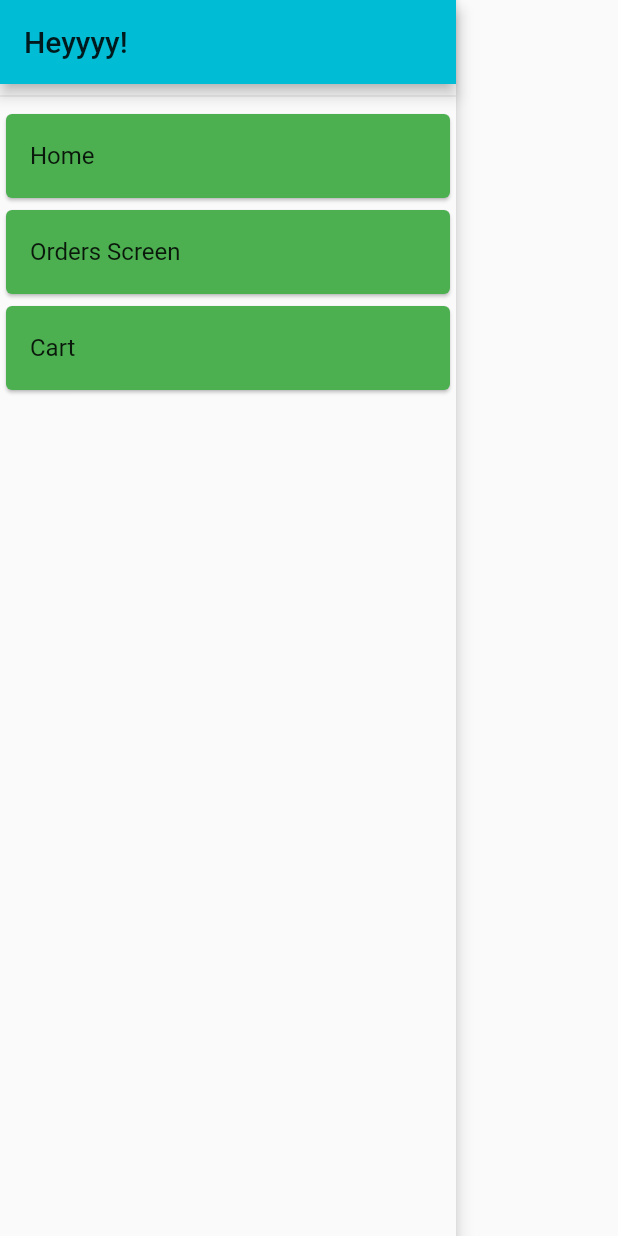
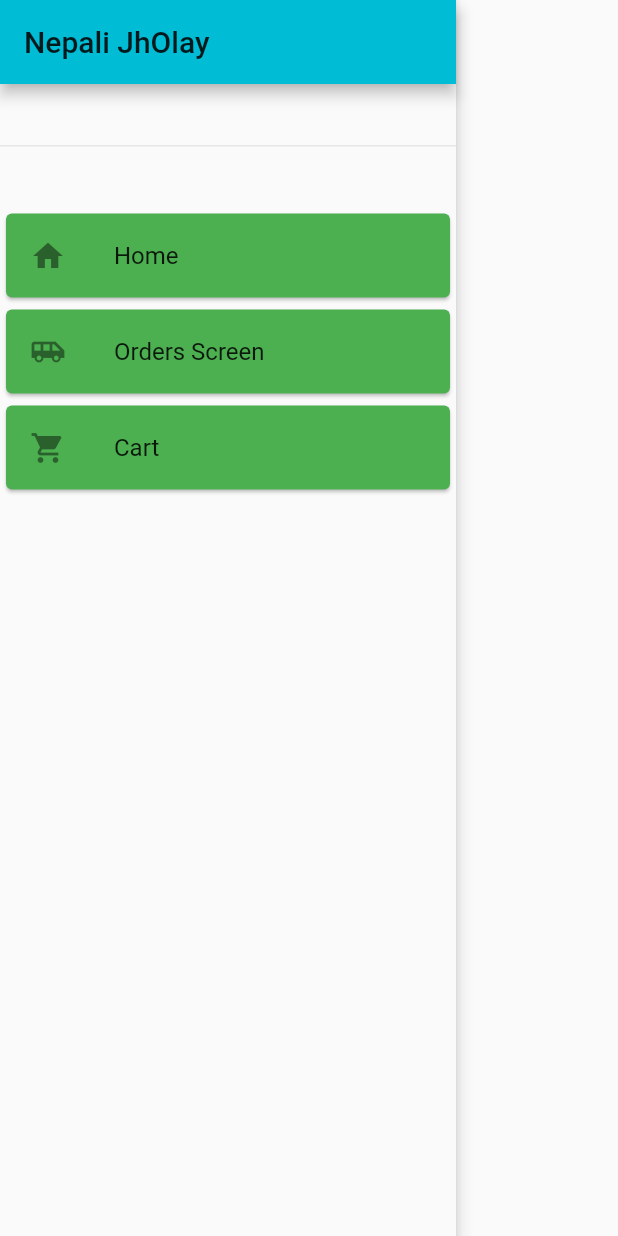
Before and after one commit to cyx977/srShop, a Flutter app: the DrawerBuilder widget shown alone on an empty page, opened directly, on a phone screen of 412 x 824 dp. Run offline on Flutter 3.47's test engine with Material 2 defaults, Android fonts, the phone set to English and light mode, and no system bars; network calls fail.

```diff
--- a/lib/main.dart
+++ b/lib/main.dart
@@ -1,5 +1,6 @@
 import 'package:flutter/material.dart';
 import 'package:provider/provider.dart';
+import 'package:srShop/providers/app_detail.dart';
 import 'package:srShop/providers/cart_provider.dart';
 import 'package:srShop/providers/order_provider.dart';
 import 'package:srShop/screens/cart_detail_screen.dart';
@@ -17,6 +18,12 @@ class MyApp extends StatelessWidget {
   Widget build(BuildContext context) {
     return MultiProvider(
       providers: [
+        Provider.value(
+          value: const AppDetail(
+            appName: "Nepali JhOlay",
+            appUrl: "www.google.com",
+          ),
+        ),
         ChangeNotifierProvider(
           create: (context) => ProductsProvider(),
         ),
--- /dev/null
+++ b/lib/providers/app_detail.dart
@@ -0,0 +1,7 @@
+import 'package:flutter/material.dart';
+
+class AppDetail {
+  final String appName;
+  final String appUrl;
+  const AppDetail({@required this.appName, @required this.appUrl});
+}
--- a/lib/providers/order_provider.dart
+++ b/lib/providers/order_provider.dart
@@ -16,7 +16,6 @@ class OrderProvider with ChangeNotifier {
         products: cartItems,
       ),
     );
-    print(_orders[0].amount);
     notifyListeners();
   }
 
--- a/lib/screens/cart_detail_screen.dart
+++ b/lib/screens/cart_detail_screen.dart
@@ -43,7 +43,7 @@ class CartDetailScreen extends StatelessWidget {
                     label: Consumer<CartProvider>(
                       builder: (context, value, _) {
                         return Text(
-                          "${value.getTotal}",
+                          "${value.getTotal.toStringAsFixed(2)}",
                           style: TextStyle(
                             color: Theme.of(context)
                                 .primaryTextTheme
@@ -68,7 +68,7 @@ class CartDetailScreen extends StatelessWidget {
                                 );
                                 cart.clear();
                               } else {
-                                print("cart empty");
+                                //cart empty
                               }
                             },
                             textColor: Theme.of(context).primaryColor,
--- a/lib/widgets/drawer/drawer_menu_builder.dart
+++ b/lib/widgets/drawer/drawer_menu_builder.dart
@@ -3,10 +3,12 @@ import 'package:flutter/material.dart';
 class DrawerMenuBuilder extends StatelessWidget {
   final String title;
   final String route;
+  final IconData icon;
   const DrawerMenuBuilder({
     Key key,
     @required this.title,
     @required this.route,
+    @required this.icon,
   }) : super(key: key);
 
   @override
@@ -18,6 +20,7 @@ class DrawerMenuBuilder extends StatelessWidget {
       child: Card(
         color: Theme.of(context).accentColor,
         child: ListTile(
+          leading: Icon(icon),
           title: Text(title),
         ),
       ),
--- a/lib/widgets/drawer/drawer_widget.dart
+++ b/lib/widgets/drawer/drawer_widget.dart
@@ -1,4 +1,6 @@
 import 'package:flutter/material.dart';
+import 'package:provider/provider.dart';
+import 'package:srShop/providers/app_detail.dart';
 import '../../screens/cart_detail_screen.dart';
 import '../../screens/order_screen.dart';
 import '../../screens/products_overview_screen.dart';
@@ -13,21 +15,30 @@ class DrawerBuilder extends StatelessWidget {
         child: Column(
           // mainAxisAlignment: MainAxisAlignment.spaceBetween,
           children: [
-            AppBar(title: Text("Heyyyy!")),
-            Divider(),
+            AppBar(
+              title: Consumer<AppDetail>(
+                builder: (context, value, child) => Text("${value.appName}"),
+              ),
+            ),
+            Divider(
+              height: MediaQuery.of(context).size.height * 0.10,
+            ),
             Column(
               children: [
                 DrawerMenuBuilder(
                   title: "Home",
                   route: ProductsOverviewScreen.route,
+                  icon: Icons.home,
                 ),
                 DrawerMenuBuilder(
                   title: "Orders Screen",
                   route: OrderScreen.route,
+                  icon: Icons.airport_shuttle,
                 ),
                 DrawerMenuBuilder(
                   title: "Cart",
                   route: CartDetailScreen.route,
+                  icon: Icons.shopping_cart,
                 ),
               ],
             )
--- a/lib/widgets/product/product_item.dart
+++ b/lib/widgets/product/product_item.dart
@@ -26,7 +26,6 @@ class ProductItem extends StatelessWidget {
                 ProductDetailScreen.route,
                 arguments: productProvider.id,
               );
-              print(productProvider.id);
             },
             child: Image.network(
               productProvider.imageUrl,
```
Also changed, not shown: lib/widgets/order/order_item.dart (+50 -6 lines).
